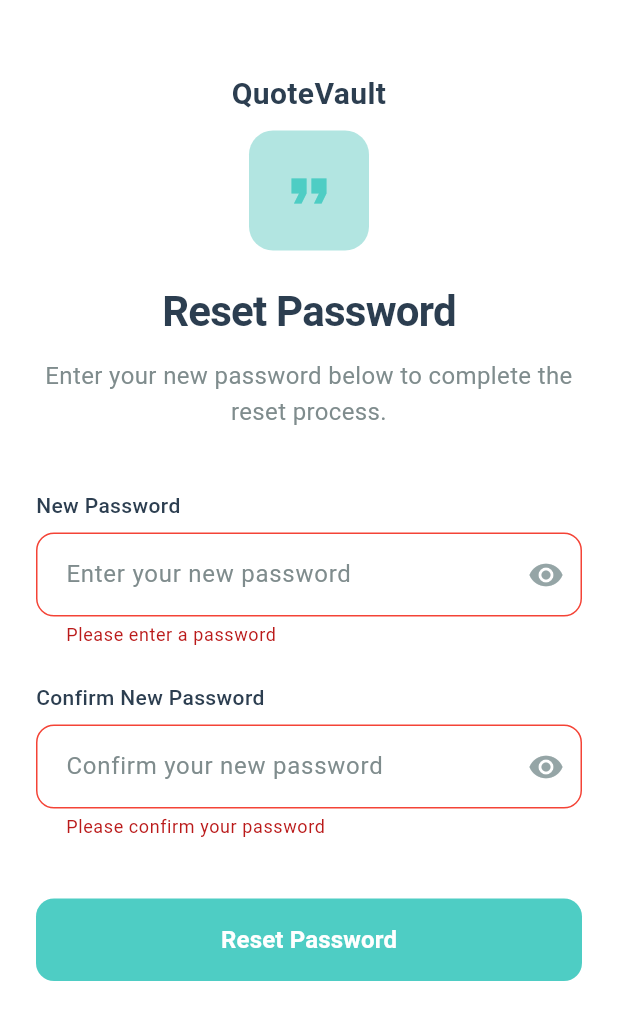
After one commit to VinayaAugusthy/QuoteVault, a Flutter app: the ResetPasswordPage screen opened by its route, after a tap on "Reset Password", on a phone screen of 412 x 824 dp. The commit adds this screen. Shown: the top 1020 px of the screen. Run offline on Flutter 3.47's test engine with Material 3 defaults, Android fonts, the phone set to English and light mode, and no system bars; our stand-ins replace app_links, bloc, equatable, flutter_bloc, supabase_flutter; accounts and stored records are empty.

Commit message:
fix(auth): handle password reset via deep link and session exchange

```diff
--- a/lib/app.dart
+++ b/lib/app.dart
@@ -1,15 +1,63 @@
 import 'package:flutter/material.dart';
 import 'package:flutter_bloc/flutter_bloc.dart';
+import 'package:app_links/app_links.dart';
 import 'core/constants/route_constants.dart';
 import 'core/di/injection_container.dart';
+import 'core/services/deep_link_service.dart';
 import 'features/auth/presentation/bloc/auth_bloc.dart';
 import 'features/auth/presentation/pages/forgot_password_page.dart';
 import 'features/auth/presentation/pages/login_page.dart';
 import 'features/auth/presentation/pages/register_page.dart';
+import 'features/auth/presentation/pages/reset_password_page.dart';
 import 'features/quotes/presentation/pages/quotes_list_page.dart';
 
-class QuoteVaultApp extends StatelessWidget {
+class QuoteVaultApp extends StatefulWidget {
   const QuoteVaultApp({super.key});
+
+  @override
+  State<QuoteVaultApp> createState() => _QuoteVaultAppState();
+}
+
+class _QuoteVaultAppState extends State<QuoteVaultApp> {
+  final DeepLinkService _deepLinkService = DeepLinkService();
+  final GlobalKey<NavigatorState> _navigatorKey = GlobalKey<NavigatorState>();
+  Uri? _pendingDeepLink;
+  bool _deepLinkInitialized = false;
+
+  static const Duration _pendingDeepLinkDelay = Duration(milliseconds: 800);
+
+  @override
+  void initState() {
+    super.initState();
+    _checkInitialDeepLink();
+  }
+
+  void _initializeDeepLinkService(BuildContext context) {
+    if (_deepLinkInitialized) return;
+    _deepLinkInitialized = true;
+
+    _deepLinkService.initialize(_navigatorKey);
+    // Handle pending deep link if app was opened from terminated state
+    if (_pendingDeepLink != null) {
+      Future.delayed(_pendingDeepLinkDelay, () {
+        _deepLinkService.handleDeepLink(_pendingDeepLink);
+      });
+    }
+  }
+
+  Future<void> _checkInitialDeepLink() async {
+    final appLinks = AppLinks();
+    final uri = await appLinks.getInitialLink();
+    if (uri != null) {
+      _pendingDeepLink = uri;
+    }
+  }
+
+  @override
+  void dispose() {
+    _deepLinkService.dispose();
+    super.dispose();
+  }
 
   @override
   Widget build(BuildContext context) {
@@ -20,16 +68,31 @@ class QuoteVaultApp extends StatelessWidget {
               InjectionContainer().authBloc..add(const CheckAuthStatus()),
         ),
       ],
-      child: BlocBuilder<AuthBloc, AuthState>(
+      child: Builder(
+        builder: (context) {
+          // Initialize deep link service after BlocProvider is available
+          // Use a one-time callback to ensure it only runs once
+          if (!_deepLinkInitialized) {
+            WidgetsBinding.instance.addPostFrameCallback((_) {
+              if (mounted && !_deepLinkInitialized) {
+                _initializeDeepLinkService(context);
+              }
+            });
+          }
+
+          return BlocBuilder<AuthBloc, AuthState>(
             builder: (context, state) {
               final home = state is AuthAuthenticated
                   ? const QuotesListPage()
                   : const LoginPage();
 
               return MaterialApp(
+                navigatorKey: _navigatorKey,
                 title: 'QuoteVault',
                 theme: ThemeData(
-              colorScheme: ColorScheme.fromSeed(seedColor: Colors.deepPurple),
+                  colorScheme: ColorScheme.fromSeed(
+                    seedColor: Colors.deepPurple,
+                  ),
                   useMaterial3: true,
                 ),
                 home: home,
@@ -38,9 +101,14 @@ class QuoteVaultApp extends StatelessWidget {
                   RouteConstants.register: (context) => const RegisterPage(),
                   RouteConstants.forgotPassword: (context) =>
                       const ForgotPasswordPage(),
-              RouteConstants.quotesList: (context) => const QuotesListPage(),
+                  RouteConstants.resetPassword: (context) =>
+                      const ResetPasswordPage(),
+                  RouteConstants.quotesList: (context) =>
+                      const QuotesListPage(),
                 },
                 debugShowCheckedModeBanner: false,
+              );
+            },
           );
         },
       ),
--- a/lib/core/constants/api_constants.dart
+++ b/lib/core/constants/api_constants.dart
@@ -1,7 +1,7 @@
 class ApiConstants {
   ApiConstants._();
 
-  static const String supabaseUrl = 'https://ppgnalwprjsvayqnrrps.supabase.co';
+  static const String supabaseUrl = 'https://taykdllwwqyeepmouxqd.supabase.co';
   static const String supabaseAnonKey =
-      'sb_publishable_FZ5-gGVfmqrxlQVJDVBadA_m1fWDTsQ';
+      'sb_publishable_iRXjbJEL7DZVdVwidf3Cbw_mg8BvNWb';
 }
--- a/lib/core/constants/app_strings.dart
+++ b/lib/core/constants/app_strings.dart
@@ -29,6 +29,15 @@ class AppStrings {
   static const String joinQuoteVault = 'Join QuoteVault';
   static const String passwordPlaceholderLogin = 'Enter your password';
   static const String logout = 'Logout';
+  static const String resetPassword = 'Reset Password';
+  static const String resetPasswordDescription =
+      'Enter your new password below to complete the reset process.';
+  static const String newPassword = 'New Password';
+  static const String newPasswordPlaceholder = 'Enter your new password';
+  static const String confirmNewPassword = 'Confirm New Password';
+  static const String confirmNewPasswordPlaceholder =
+      'Confirm your new password';
+  static const String resetPasswordButton = 'Reset Password';
 
   // App name
   static const String appName = 'QuoteVault';
--- a/lib/core/constants/route_constants.dart
+++ b/lib/core/constants/route_constants.dart
@@ -5,6 +5,7 @@ class RouteConstants {
   static const String login = '/login';
   static const String register = '/register';
   static const String forgotPassword = '/forgot-password';
+  static const String resetPassword = '/reset-password';
 
   // Quote routes
   static const String quotesList = '/quotes';
--- a/lib/core/di/injection_container.dart
+++ b/lib/core/di/injection_container.dart
@@ -7,6 +7,8 @@ import '../../features/auth/domain/usecases/register_usecase.dart';
 import '../../features/auth/domain/usecases/logout_usecase.dart';
 import '../../features/auth/domain/usecases/forgot_password_usecase.dart';
 import '../../features/auth/domain/usecases/get_current_user_usecase.dart';
+import '../../features/auth/domain/usecases/update_password_usecase.dart';
+import '../../features/auth/domain/usecases/exchange_code_for_session_usecase.dart';
 import '../../features/auth/presentation/bloc/auth_bloc.dart';
 
 class InjectionContainer {
@@ -33,6 +35,10 @@ class InjectionContainer {
       ForgotPasswordUseCase(authRepository);
   GetCurrentUserUseCase get getCurrentUserUseCase =>
       GetCurrentUserUseCase(authRepository);
+  UpdatePasswordUseCase get updatePasswordUseCase =>
+      UpdatePasswordUseCase(authRepository);
+  ExchangeCodeForSessionUseCase get exchangeCodeForSessionUseCase =>
+      ExchangeCodeForSessionUseCase(authRepository);
 
   // BLoCs
   AuthBloc get authBloc => AuthBloc(
@@ -41,5 +47,7 @@ class InjectionContainer {
     logoutUseCase: logoutUseCase,
     forgotPasswordUseCase: forgotPasswordUseCase,
     getCurrentUserUseCase: getCurrentUserUseCase,
+    updatePasswordUseCase: updatePasswordUseCase,
+    exchangeCodeForSessionUseCase: exchangeCodeForSessionUseCase,
   );
 }
--- a/lib/features/auth/domain/repositories/auth_repository.dart
+++ b/lib/features/auth/domain/repositories/auth_repository.dart
@@ -9,6 +9,8 @@ abstract class AuthRepository {
   Future<User> signIn({required String email, required String password});
   Future<void> signOut();
   Future<void> resetPassword({required String email});
+  Future<void> exchangeCodeForSession({required String code});
+  Future<void> updatePassword({required String newPassword});
   Future<User?> getCurrentUser();
   Stream get authStateChanges;
 }
--- /dev/null
+++ b/lib/features/auth/domain/usecases/exchange_code_for_session_usecase.dart
@@ -0,0 +1,11 @@
+import '../repositories/auth_repository.dart';
+
+class ExchangeCodeForSessionUseCase {
+  final AuthRepository repository;
+
+  ExchangeCodeForSessionUseCase(this.repository);
+
+  Future<void> call({required String code}) async {
+    return await repository.exchangeCodeForSession(code: code);
+  }
+}
--- /dev/null
+++ b/lib/features/auth/domain/usecases/update_password_usecase.dart
@@ -0,0 +1,11 @@
+import '../repositories/auth_repository.dart';
+
+class UpdatePasswordUseCase {
+  final AuthRepository repository;
+
+  UpdatePasswordUseCase(this.repository);
+
+  Future<void> call({required String newPassword}) async {
+    return await repository.updatePassword(newPassword: newPassword);
+  }
+}
--- a/lib/features/auth/presentation/bloc/auth_event.dart
+++ b/lib/features/auth/presentation/bloc/auth_event.dart
@@ -46,6 +46,24 @@ final class ForgotPasswordRequested extends AuthEvent {
   List<Object> get props => [email];
 }
 
+final class UpdatePasswordRequested extends AuthEvent {
+  final String newPassword;
+
+  const UpdatePasswordRequested({required this.newPassword});
+
+  @override
+  List<Object> get props => [newPassword];
+}
+
+final class ExchangeCodeForSessionRequested extends AuthEvent {
+  final String code;
+
+  const ExchangeCodeForSessionRequested({required this.code});
+
+  @override
+  List<Object> get props => [code];
+}
+
 final class CheckAuthStatus extends AuthEvent {
   const CheckAuthStatus();
 }
--- a/lib/features/auth/presentation/bloc/auth_state.dart
+++ b/lib/features/auth/presentation/bloc/auth_state.dart
@@ -41,3 +41,11 @@ final class AuthError extends AuthState {
 final class PasswordResetSent extends AuthState {
   const PasswordResetSent();
 }
+
+final class PasswordUpdated extends AuthState {
+  const PasswordUpdated();
+}
+
+final class CodeExchangedForSession extends AuthState {
+  const CodeExchangedForSession();
+}
--- /dev/null
+++ b/lib/features/auth/presentation/pages/reset_password_page.dart
@@ -0,0 +1,167 @@
+import 'package:flutter/material.dart';
+import 'package:flutter_bloc/flutter_bloc.dart';
+import '../../../../core/constants/app_colors.dart';
+import '../../../../core/constants/app_strings.dart';
+import '../../../../core/constants/route_constants.dart';
+import '../../../../core/utils/snackbar_utils.dart';
+import '../../../../core/widgets/primary_button.dart';
+import '../bloc/auth_bloc.dart';
+import '../widgets/auth_password_field.dart';
+import '../widgets/app_logo_header.dart';
+
+class ResetPasswordPage extends StatefulWidget {
+  const ResetPasswordPage({super.key});
+
+  @override
+  State<ResetPasswordPage> createState() => _ResetPasswordPageState();
+}
+
+class _ResetPasswordPageState extends State<ResetPasswordPage> {
+  final _passwordController = TextEditingController();
+  final _confirmPasswordController = TextEditingController();
+  bool _isPasswordVisible = false;
+  bool _isConfirmPasswordVisible = false;
+  final _formKey = GlobalKey<FormState>();
+
+  @override
+  void dispose() {
+    _passwordController.dispose();
+    _confirmPasswordController.dispose();
+    super.dispose();
+  }
+
+  void _handleResetPassword() {
+    if (_formKey.currentState!.validate()) {
+      context.read<AuthBloc>().add(
+        UpdatePasswordRequested(newPassword: _passwordController.text),
+      );
+    }
+  }
+
+  void _navigateToLogin() {
+    Navigator.pushNamedAndRemoveUntil(
+      context,
+      RouteConstants.login,
+      (route) => false,
+    );
+  }
+
+  @override
+  Widget build(BuildContext context) {
+    return BlocListener<AuthBloc, AuthState>(
+      listener: (context, state) {
+        if (state is AuthError) {
+          SnackbarUtils.showError(context, state.message);
+        } else if (state is PasswordUpdated) {
+          SnackbarUtils.showSuccess(
+            context,
+            'Password updated successfully. Please login with your new password.',
+          );
+          _navigateToLogin();
+        }
+      },
+      child: Scaffold(
+        backgroundColor: AppColors.backgroundWhite,
+        body: SafeArea(
+          child: SingleChildScrollView(
+            padding: const EdgeInsets.symmetric(
+              horizontal: 24.0,
+              vertical: 48.0,
+            ),
+            child: Form(
+              key: _formKey,
+              child: BlocBuilder<AuthBloc, AuthState>(
+                builder: (context, state) {
+                  return Column(
+                    crossAxisAlignment: CrossAxisAlignment.stretch,
+                    children: [
+                      const AppLogoHeader(),
+                      const SizedBox(height: 20.0),
+                      // Title
+                      Text(
+                        AppStrings.resetPassword,
+                        style: const TextStyle(
+                          fontSize: 28.0,
+                          fontWeight: FontWeight.bold,
+                          color: AppColors.textPrimary,
+                          letterSpacing: -0.5,
+                        ),
+                        textAlign: TextAlign.center,
+                      ),
+                      const SizedBox(height: 12.0),
+                      // Description
+                      Text(
+                        AppStrings.resetPasswordDescription,
+                        style: const TextStyle(
+                          fontSize: 16.0,
+                          color: AppColors.textSecondary,
+                          height: 1.5,
+                        ),
+                        textAlign: TextAlign.center,
+                      ),
+                      const SizedBox(height: 40.0),
+                      // New Password field
+                      AuthPasswordField(
+                        label: AppStrings.newPassword,
+                        controller: _passwordController,
+                        placeholder: AppStrings.newPasswordPlaceholder,
+                        isVisible: _isPasswordVisible,
+                        onToggleVisibility: () {
+                          setState(() {
+                            _isPasswordVisible = !_isPasswordVisible;
+                          });
+                        },
+                        validator: (value) {
+                          if (value == null || value.isEmpty) {
+                            return 'Please enter a password';
+                          }
+                          if (value.length < 6) {
+                            return 'Password must be at least 6 characters';
+                          }
+                          return null;
+                        },
+                      ),
+                      const SizedBox(height: 24.0),
+                      // Confirm New Password field
+                      AuthPasswordField(
+                        label: AppStrings.confirmNewPassword,
+                        controller: _confirmPasswordController,
+                        placeholder: AppStrings.confirmNewPasswordPlaceholder,
+                        isVisible: _isConfirmPasswordVisible,
+                        onToggleVisibility: () {
+                          setState(() {
+                            _isConfirmPasswordVisible =
+                                !_isConfirmPasswordVisible;
+                          });
+                        },
+                        validator: (value) {
+                          if (value == null || value.isEmpty) {
+                            return 'Please confirm your password';
+                          }
+                          if (value != _passwordController.text) {
+                            return 'Passwords do not match';
+                          }
+                          return null;
+                        },
+                      ),
+                      const SizedBox(height: 40.0),
+                      // Reset Password button
+                      PrimaryButton(
+                        text: AppStrings.resetPasswordButton,
+                        onPressed: state is AuthLoading
+                            ? null
+                            : _handleResetPassword,
+                        isLoading: state is AuthLoading,
+                      ),
+                      const SizedBox(height: 32.0),
+                    ],
+                  );
+                },
+              ),
+            ),
+          ),
+        ),
+      ),
+    );
+  }
+}
```
Also changed, not shown: lib/core/services/deep_link_service.dart (added, +171 -0 lines), lib/features/auth/data/datasources/auth_remote_datasource.dart (+30 -0 lines), lib/features/auth/data/repositories/auth_repository_impl.dart (+18 -0 lines), lib/features/auth/presentation/bloc/auth_bloc.dart (+34 -0 lines). Lines whose indentation alone changed are shown as unchanged.
